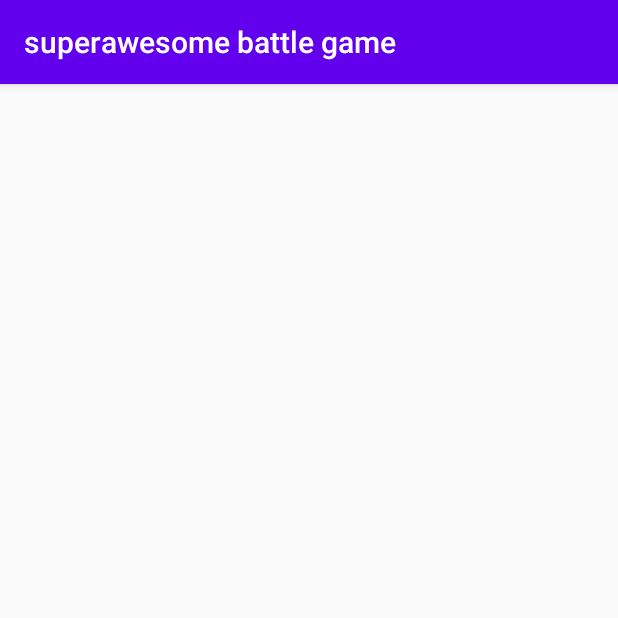
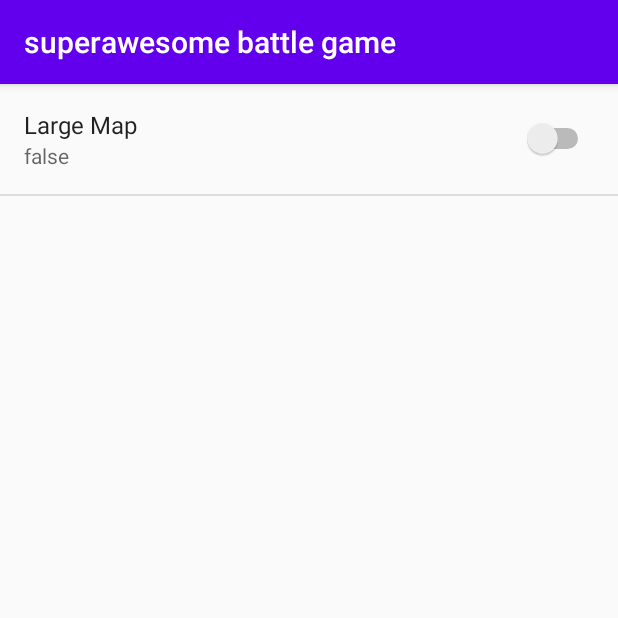
Before and after one commit to balambeer/SuperAwesomeBattleGame, an Android app: the screen it shows after launch (SettingsActivity), after a tap on "Settings", on a phone screen of 412 x 824 dp, the top half of it. Run offline under Robolectric (Android 15) with nearby library versions, the phone set to English and light mode, and no system bars.

Commit message:
Added a setting option to choose a large map Added a boolean value to represent the map choice Placed start game button onClickListner in code

```diff
--- a/app/src/main/java/com/example/superawesomebattlegame/MainActivity.java
+++ b/app/src/main/java/com/example/superawesomebattlegame/MainActivity.java
@@ -4,22 +4,41 @@ import androidx.annotation.NonNull;
 import androidx.appcompat.app.AppCompatActivity;
 
 import android.content.Intent;
+import android.content.SharedPreferences;
 import android.os.Bundle;
+import android.preference.PreferenceManager;
 import android.view.Menu;
 import android.view.MenuItem;
 import android.view.View;
+import android.widget.Button;
 
 public class MainActivity extends AppCompatActivity {
+
+    private boolean mapSettings = false;
 
     @Override
     protected void onCreate(Bundle savedInstanceState) {
         super.onCreate(savedInstanceState);
         setContentView(R.layout.activity_main);
-    }
 
-    public void startGame(View startButton) {
-        Intent szar = new Intent(this, BattleActivity.class);
-        startActivity(szar);
+        // Here we get back the settings
+        // the user made on the the Settings screen
+
+        SharedPreferences sp = PreferenceManager.getDefaultSharedPreferences(this);
+        mapSettings = sp.getBoolean("map_size", false);
+
+        //TODO: You can place values in intents with keys. Pass the
+        // boolean value over to the BattleActivity, and use it there
+        // to load the appropriate map layout.
+
+        Button startButton = (Button) findViewById(R.id.start_game);
+        startButton.setOnClickListener(new View.OnClickListener() {
+            @Override
+            public void onClick(View v) {
+                Intent intent = new Intent(MainActivity.this, BattleActivity.class);
+                startActivity(intent);
+            }
+        });
     }
 
     /**
--- a/app/src/main/java/com/example/superawesomebattlegame/SettingsActivity.java
+++ b/app/src/main/java/com/example/superawesomebattlegame/SettingsActivity.java
@@ -1,10 +1,24 @@
 package com.example.superawesomebattlegame;
 
+import androidx.annotation.Nullable;
 import androidx.appcompat.app.AppCompatActivity;
 
+import android.content.SharedPreferences;
 import android.os.Bundle;
+import android.preference.Preference;
+import android.preference.PreferenceFragment;
+import android.preference.PreferenceManager;
+import android.util.Log;
+
+import java.util.prefs.PreferenceChangeEvent;
 
 public class SettingsActivity extends AppCompatActivity {
+
+    /**
+     * This activity's function only function is to house
+     * one single fragment that takes up the size of the whole screen.
+     * @param savedInstanceState
+     */
 
     @Override
     protected void onCreate(Bundle savedInstanceState) {
@@ -12,7 +26,30 @@ public class SettingsActivity extends AppCompatActivity {
         setContentView(R.layout.activity_settings);
     }
 
-    //TODO: Create an inner subclass of PreferenceFragment that implements
-    // Preference.OnPreferenceChangeListener. That solution is out of date,
-    // so first check for an easier one
+
+    public static class SettingsFragment extends PreferenceFragment implements Preference.OnPreferenceChangeListener {
+
+        private static final String TAG = "SettingsFragment";
+
+        @Override
+        public void onCreate(@Nullable Bundle savedInstanceState) {
+            super.onCreate(savedInstanceState);
+            addPreferencesFromResource(R.xml.settings_main);
+
+            Preference mapSize = findPreference("map_size");
+            mapSize.setOnPreferenceChangeListener(this);
+            SharedPreferences sharedPreferences = PreferenceManager.getDefaultSharedPreferences(mapSize.getContext());
+            boolean preferenceBoolean = sharedPreferences.getBoolean(mapSize.getKey(),false);
+            onPreferenceChange(mapSize, preferenceBoolean);
+        }
+
+        @Override
+        public boolean onPreferenceChange(Preference preference, Object newValue) {
+
+            String stringValue = newValue.toString();
+            preference.setSummary(stringValue);
+
+            return true;
+        }
+        }
 }
--- a/app/src/main/res/layout/activity_main.xml
+++ b/app/src/main/res/layout/activity_main.xml
@@ -36,7 +36,6 @@
        	android:layout_marginBottom="72dp"
         android:padding="16dp"
         android:textSize="32sp"
-        android:text="To battle!"
-		android:onClick="startGame"/>
+        android:text="To battle!" />
 
 </RelativeLayout>
--- a/app/src/main/res/layout/activity_settings.xml
+++ b/app/src/main/res/layout/activity_settings.xml
@@ -1,9 +1,11 @@
 <?xml version="1.0" encoding="utf-8"?>
-<androidx.constraintlayout.widget.ConstraintLayout xmlns:android="http://schemas.android.com/apk/res/android"
-    xmlns:app="http://schemas.android.com/apk/res-auto"
+
+<fragment
+    xmlns:android="http://schemas.android.com/apk/res/android"
     xmlns:tools="http://schemas.android.com/tools"
+    android:name="com.example.superawesomebattlegame.SettingsActivity$SettingsFragment"
     android:layout_width="match_parent"
     android:layout_height="match_parent"
     tools:context=".SettingsActivity">
 
-</androidx.constraintlayout.widget.ConstraintLayout>
+</fragment>
--- /dev/null
+++ b/app/src/main/res/xml/settings_main.xml
@@ -0,0 +1,12 @@
+<?xml version="1.0" encoding="utf-8"?>
+<PreferenceScreen xmlns:android="http://schemas.android.com/apk/res/android">
+
+    <SwitchPreference
+        android:width="20dp"
+        android:height="10dp"
+        android:defaultValue="small"
+        android:key="map_size"
+        android:title="Large Map"/>
+
+
+</PreferenceScreen>
```
